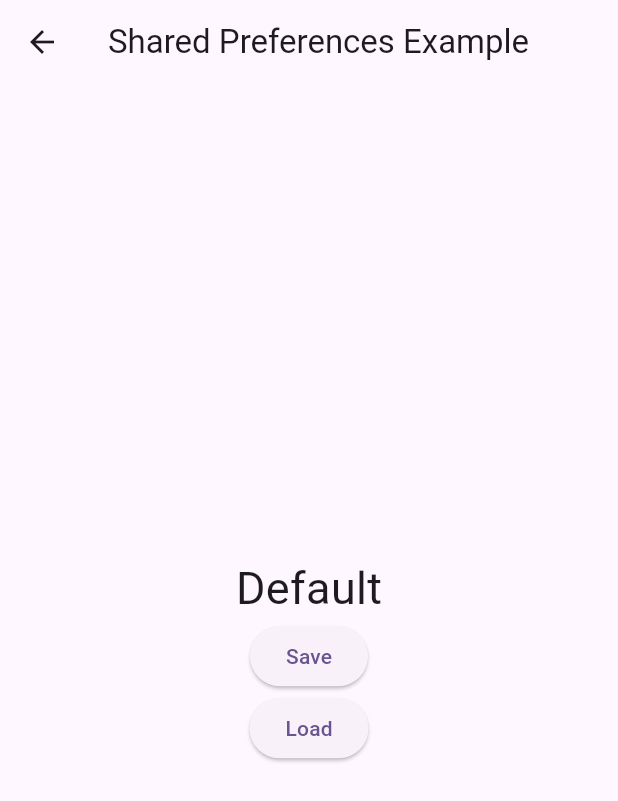
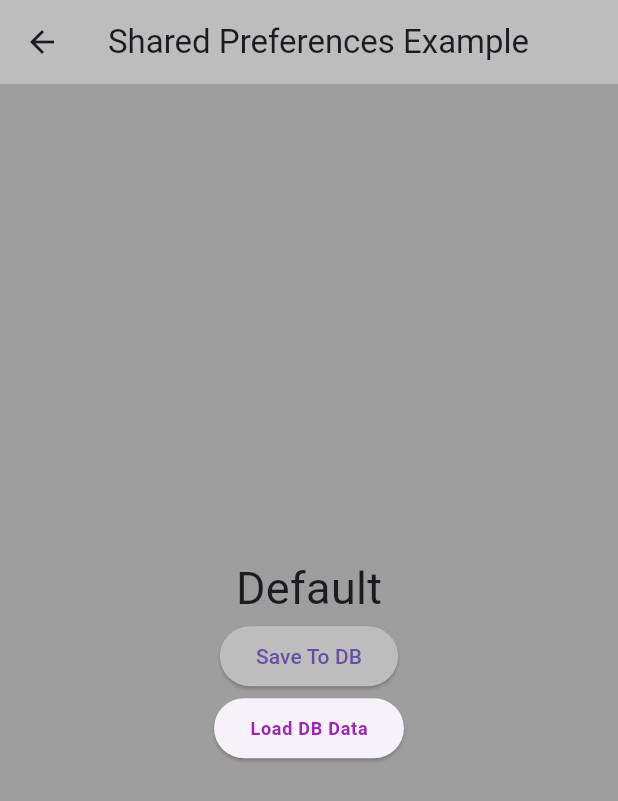
Before and after one commit to Suraj260801/flutter_bloc_architecture, a Flutter app: the Profile screen opened by its route, on a phone screen of 412 x 824 dp. Shown: the top 801 px of the screen. Run offline on Flutter 3.47's test engine with Material 2 defaults, Android fonts, the phone set to English and light mode, and no system bars; our stand-ins replace firebase_core, firebase_messaging, flutter_bloc, get, shared_preferences; accounts and stored records are empty; network calls fail.

Commit message:
implemented bloc navigation, themes,

```diff
--- /dev/null
+++ b/lib/src/provider/route_event.dart
@@ -0,0 +1,5 @@
+abstract class RouteEvent {}
+
+class ProfileRouteEvent extends RouteEvent {}
+
+class NotificationRouteEvent extends RouteEvent {}
--- /dev/null
+++ b/lib/src/ui/bits/button_theme.dart
@@ -0,0 +1,9 @@
+import 'package:flutter/material.dart';
+
+final ThemeData appTheme=ThemeData(
+  primarySwatch: Colors.grey,
+  useMaterial3: true,
+  textTheme: const TextTheme(labelSmall: TextStyle(color: Colors.purple,fontSize: 12,fontWeight: FontWeight.bold)),
+  primaryColor: Colors.blue,
+  buttonTheme: const ButtonThemeData(buttonColor: Colors.green,disabledColor: Colors.blue)
+);
--- /dev/null
+++ b/lib/src/ui/bits/custom_text.dart
@@ -0,0 +1,24 @@
+import 'package:flutter/material.dart';
+
+class CustomText extends StatelessWidget {
+  const CustomText(
+      {super.key,
+      required this.data,
+      this.fontSize,
+      this.fontWeight,
+      this.textColor});
+
+  final String data;
+  final double? fontSize;
+  final FontWeight? fontWeight;
+  final Color? textColor;
+
+  @override
+  Widget build(BuildContext context) {
+    return Text(
+      data,
+      style: TextStyle(
+          fontSize: fontSize, fontWeight: fontWeight, color: textColor),
+    );
+  }
+}
--- a/lib/src/ui/screens/profile.dart
+++ b/lib/src/ui/screens/profile.dart
@@ -1,6 +1,8 @@
 import 'package:bloc_architecture/src/data/static/colors.dart';
 import 'package:bloc_architecture/src/provider/homepage_provider.dart';
 import 'package:bloc_architecture/src/provider/profile_provider.dart';
+import 'package:bloc_architecture/src/ui/bits/button_theme.dart';
+import 'package:bloc_architecture/src/ui/bits/custom_text.dart';
 import 'package:flutter/material.dart';
 import 'package:provider/provider.dart';
 
@@ -12,8 +14,11 @@ class Profile extends StatelessWidget {
     return Scaffold(
         appBar: AppBar(
           title: const Text("Shared Preferences Example"),
+          backgroundColor: Colors.grey.shade400,
         ),
-        body: ChangeNotifierProvider<ProfileProvider>(
+        body: Container(
+          color: Colors.grey,
+          child: ChangeNotifierProvider<ProfileProvider>(
             create: (context) => ProfileProvider(),
             builder: (context, child) {
               return Consumer<ProfileProvider>(builder: (context, profileProvider, child) {
@@ -26,6 +31,7 @@ class Profile extends StatelessWidget {
                         style: const TextStyle(fontSize: 30),
                       ),
                       ElevatedButton(
+                        style:  ButtonStyle(backgroundColor: MaterialStatePropertyAll(Colors.grey.shade400)),
                         onPressed: () {
                           profileProvider.saveDataInSharedPrefs();
                           ScaffoldMessenger.of(context).showSnackBar(
@@ -34,20 +40,23 @@ class Profile extends StatelessWidget {
                               content: Text("Data saved to preferences."),
                             ),
                           );
+
                         },
-                      child: const Text("Save"),
+                        child:  const CustomText(data: "Save To DB",),
                       ),
                       ElevatedButton(
+
                         onPressed: () {
                           profileProvider.loadDataFromSharedPrefs();
                         },
-                      child: const Text("Load"),
+                        child:  Text("Load DB Data",style: Theme.of(context).textTheme.labelSmall,),
                       ),
                     ],
                   ),
                 );
               });
             },
+          ),
         ));
   }
 }
```
Also changed, not shown: lib/main.dart (+2 -5 lines), lib/src/data/static/device_dimentions.dart (added, +7 -0 lines), lib/src/provider/homepage_provider.dart (+21 -7 lines), lib/src/provider/route_state.dart (added, +11 -0 lines), lib/src/ui/pieces/responsive_layout.dart (added, +29 -0 lines), lib/src/ui/screens/homepage.dart (+36 -18 lines), lib/src/ui/screens/notifications.dart (+5 -2 lines), lib/src/ui/widgets/homepage/custom_gridview.dart (+26 -4 lines), lib/src/ui/widgets/homepage/movies_list.dart (+5 -17 lines). Lines whose indentation alone changed are shown as unchanged.
